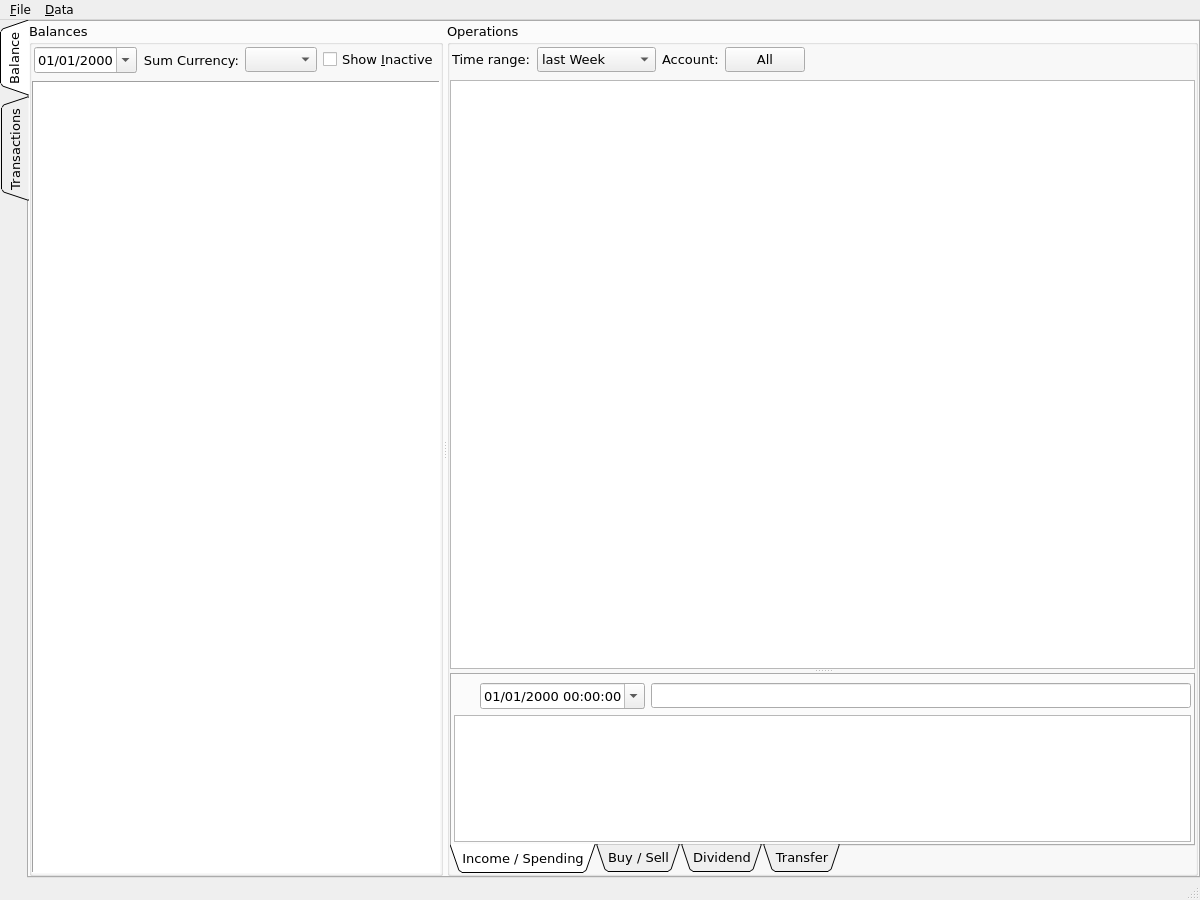
The window that UI/main_window.ui (titov-vv/jal) describes before a commit, drawn with Qt 5.
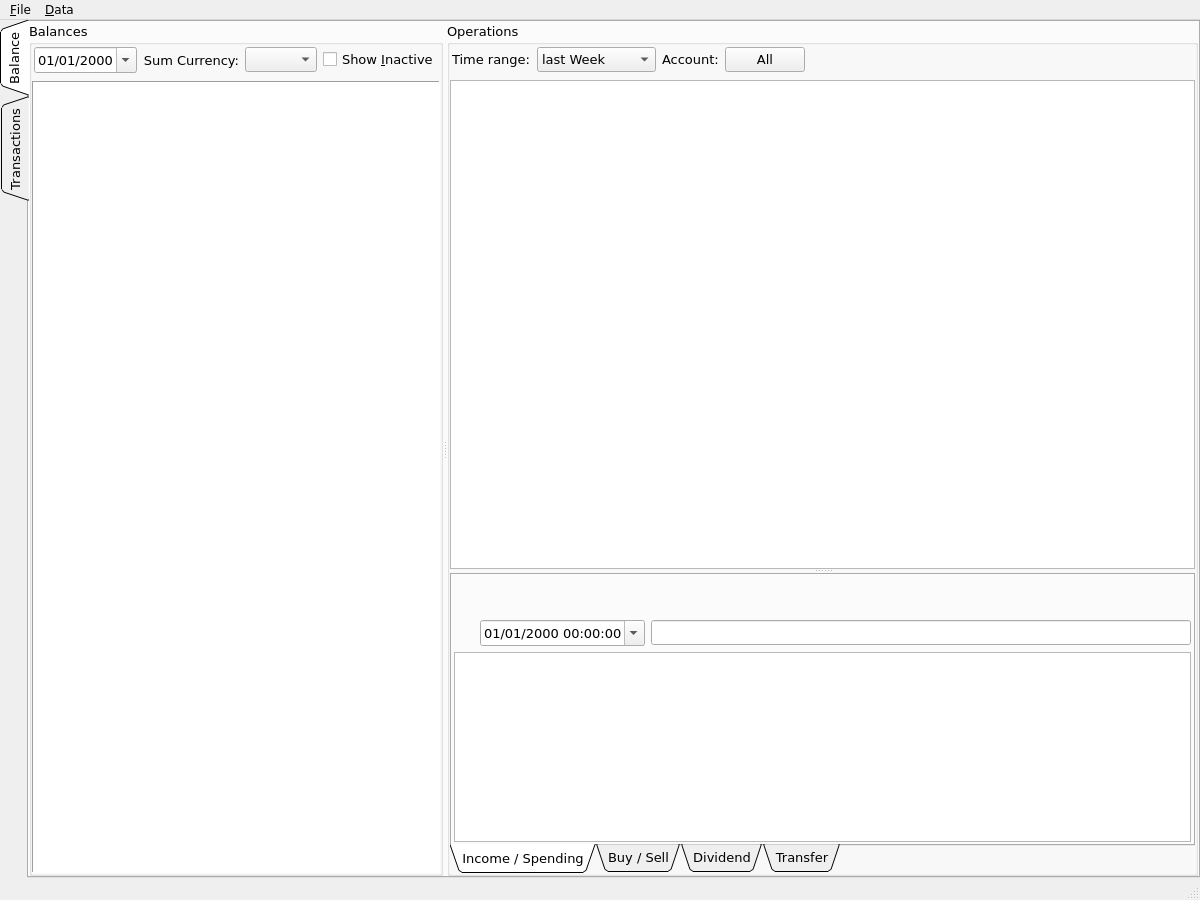
The same window after the commit. Custom widgets are drawn as their Qt base class.

The edit to the form file:
```diff
--- a/UI/main_window.ui
+++ b/UI/main_window.ui
@@ -364,7 +364,7 @@
                <property name="maximumSize">
                 <size>
                  <width>16777215</width>
-                 <height>200</height>
+                 <height>300</height>
                 </size>
                </property>
                <property name="frameShape">
```
